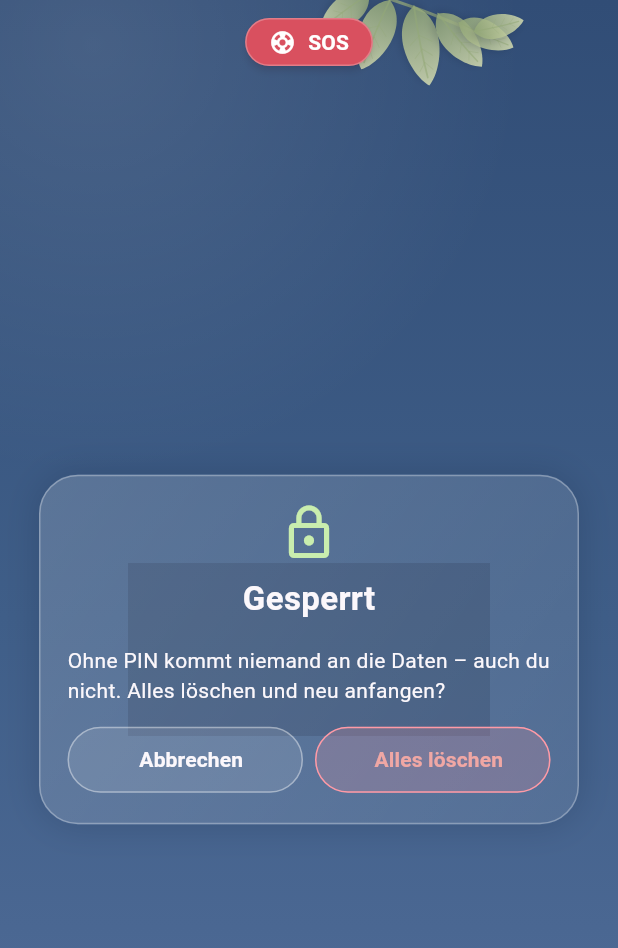
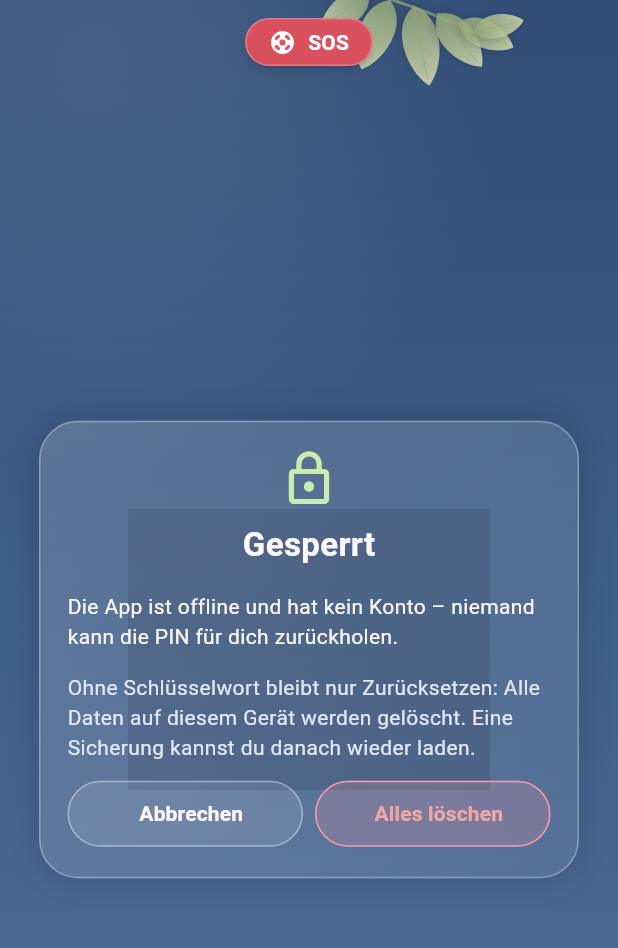
Before and after one commit to BrainLab84/BeNzoTaPer, a Flutter app: the SperrSeite screen opened directly with empty values, after a tap on "PIN vergessen?", on a phone screen of 412 x 824 dp. Shown: the top 948 px of the screen. Run offline on Flutter 3.47's test engine with Material 3 defaults, Android fonts, the phone set to English and light mode, and no system bars; our stand-ins replace file_picker, flutter_local_notifications, pdf, share_plus, timezone; missing offline and left inert: cryptography, read_pdf_text.

Commit message:
PIN zurücksetzen mit Schlüsselwort (nur als Hash gespeichert); Alles löschen im Sperrbildschirm nur mit Bestätigung

```diff
--- a/app/lib/pin.dart
+++ b/app/lib/pin.dart
@@ -1,4 +1,4 @@
-// PIN-Sperre: Sperrbildschirm, Einrichten, „PIN vergessen“.
+// PIN-Sperre: Sperrbildschirm, Einrichten (mit Schlüsselwort), „PIN vergessen“ (Schlüsselwort → neue PIN).
 // Sperrt beim Öffnen und nach der gewählten Zeit im Hintergrund (2/5/10/30 Minuten, Standard 2). Die PIN (4–8 Ziffern) liegt gehasht im Stand (`pin`).
 // nach dem ersten eigenen Plan einmal anbieten (überspringbar), sonst in „Mehr“.
 import 'i18n/txt.dart';
@@ -20,23 +20,77 @@ class SperrSeite extends StatefulWidget {
   State<SperrSeite> createState() => _SperrSeiteState();
 }
 
+enum _Sperre { pin, vergessen, wortNeu }
+
 class _SperrSeiteState extends State<SperrSeite> {
   final _pin = TextEditingController();
+  final _wort = TextEditingController();
+  final _neu1 = TextEditingController();
+  final _neu2 = TextEditingController();
+  final _w1 = TextEditingController();
+  final _w2 = TextEditingController();
   String _fehler = '';
-  bool _vergessen = false;
+  _Sperre _modus = _Sperre.pin;
+  String _richtigePin = '';
+
+  AppState get app => widget.app;
 
   @override
   void dispose() {
-    _pin.dispose();
+    for (final c in [_pin, _wort, _neu1, _neu2, _w1, _w2]) {
+      c.dispose();
+    }
     super.dispose();
   }
 
+  void _zu(_Sperre m) => setState(() {
+        _modus = m;
+        _fehler = '';
+      });
+
   void _entsperren() {
-    if (!widget.app.entsperren(_pin.text)) {
+    final p = _pin.text;
+    if (!app.taper.checkPin(p)) {
       _pin.clear();
       setState(() => _fehler = tr('Falsche PIN.', 'Wrong PIN.'));
+      return;
     }
+    // Bestehende PIN ohne Schlüsselwort: einmal nachfragen, dann entsperren.
+    if (app.wortFragen) {
+      _richtigePin = p;
+      _zu(_Sperre.wortNeu);
+      return;
     }
+    app.entsperren(p);
+  }
+
+  void _wortSpeichern() {
+    final f = app.wortSetzen(_w1.text, _w2.text);
+    if (f != null) {
+      setState(() => _fehler = f);
+      return;
+    }
+    app.entsperren(_richtigePin);
+  }
+
+  void _wortSpaeter() {
+    app.wortGefragtMerken();
+    app.entsperren(_richtigePin);
+  }
+
+  void _pinNeu() {
+    final f = app.pinMitWortNeu(_wort.text, _neu1.text, _neu2.text);
+    if (f != null) setState(() => _fehler = f);
+  }
+
+  Future<void> _allesLoeschen() async {
+    if (!await zuruecksetzenSicherFragen(context)) return;
+    app.allesLoeschen();
+  }
+
+  Widget _fehlerText() => _fehler.isEmpty
+      ? const SizedBox.shrink()
+      : Padding(padding: const EdgeInsets.only(top: 8), child: Text(_fehler, style: const TextStyle(color: F.bad)));
 
   @override
   Widget build(BuildContext context) {
@@ -46,20 +100,64 @@ class _SperrSeiteState extends State<SperrSeite> {
       Center(child: Text(tr('Gesperrt', 'Locked'), style: TextStyle(fontSize: 22, fontWeight: FontWeight.w700))),
       const SizedBox(height: 16),
     ];
-    if (_vergessen) {
+    switch (_modus) {
+      case _Sperre.vergessen:
+        k.add(Text(tr('Die App ist offline und hat kein Konto – niemand kann die PIN für dich zurückholen.',
+            'The app is offline and has no account – nobody can recover the PIN for you.')));
+        if (app.hatWort) {
           k.addAll([
-        Text(tr('Ohne PIN kommt niemand an die Daten – auch du nicht. Alles löschen und neu anfangen?', 'Without the PIN nobody can get at the data – not even you. Delete everything and start over?')),
+            Feldname(tr('Dein Schlüsselwort', 'Your keyword')),
+            TextField(key: const Key('wortEingabe'), controller: _wort, obscureText: true, autocorrect: false, enableSuggestions: false, decoration: feldStil()),
+            Feldname(tr('Neue PIN (4–8 Ziffern)', 'New PIN (4–8 digits)')),
+            TextField(key: const Key('pinNeu1'), controller: _neu1, obscureText: true, keyboardType: TextInputType.number, decoration: feldStil()),
+            Feldname(tr('Nochmal', 'Again')),
+            TextField(
+                key: const Key('pinNeu2'),
+                controller: _neu2,
+                obscureText: true,
+                keyboardType: TextInputType.number,
+                decoration: feldStil(),
+                onSubmitted: (_) => _pinNeu()),
+            _fehlerText(),
             const SizedBox(height: 12),
+            hauptKnopf(tr('Neue PIN speichern', 'Save new PIN'), _pinNeu, key: const Key('pinZuruecksetzen')),
+          ]);
+        }
+        k.addAll([
+          Sub(
+              app.hatWort
+                  ? tr('Schlüsselwort auch vergessen? Dann bleibt nur Zurücksetzen: Alle Daten auf diesem Gerät werden '
+                      'gelöscht. Eine Sicherung kannst du danach wieder laden.',
+                      'Forgot the keyword too? Then the only option is a reset: all data on this device will be deleted. '
+                          'You can load a backup afterwards.')
+                  : tr('Ohne Schlüsselwort bleibt nur Zurücksetzen: Alle Daten auf diesem Gerät werden gelöscht. Eine '
+                      'Sicherung kannst du danach wieder laden.',
+                      'Without a keyword the only option is a reset: all data on this device will be deleted. You can '
+                          'load a backup afterwards.'),
+              oben: 14),
+          const SizedBox(height: 10),
           Row(children: [
-          Expanded(child: knopf(tr('Abbrechen', 'Cancel'), () => setState(() => _vergessen = false))),
+            Expanded(child: knopf(tr('Abbrechen', 'Cancel'), () => _zu(_Sperre.pin))),
             const SizedBox(width: 8),
             Expanded(
-            child: knopf(tr('Alles löschen', 'Delete everything'), () => widget.app.allesLoeschen(),
+              child: knopf(tr('Alles löschen', 'Delete everything'), _allesLoeschen,
                   hinten: F.bads, vorne: const Color(0xFFF0A7A4), rand: F.bad, key: const Key('allesLoeschen')),
             ),
           ]),
         ]);
-    } else {
+      case _Sperre.wortNeu:
+        k.addAll([
+          Text(tr('Neu: Lege ein Schlüsselwort fest.', 'New: set a keyword.'), style: const TextStyle(fontWeight: FontWeight.w700)),
+          ...wortFelder(_w1, _w2, onSubmitted: _wortSpeichern),
+          _fehlerText(),
+          const SizedBox(height: 12),
+          Row(children: [
+            Expanded(child: knopf(tr('Später', 'Later'), _wortSpaeter, key: const Key('wortSpaeter'))),
+            const SizedBox(width: 8),
+            Expanded(child: hauptKnopf(tr('Speichern', 'Save'), _wortSpeichern, key: const Key('wortSpeichern'), blatt: false)),
+          ]),
+        ]);
+      case _Sperre.pin:
         k.addAll([
           TextField(
             key: const Key('pinEingabe'),
@@ -73,10 +171,9 @@ class _SperrSeiteState extends State<SperrSeite> {
           ),
           const SizedBox(height: 10),
           hauptKnopf(tr('Entsperren', 'Unlock'), _entsperren, key: const Key('entsperren')),
-        if (_fehler.isNotEmpty)
-          Padding(padding: const EdgeInsets.only(top: 8), child: Text(_fehler, style: const TextStyle(color: F.bad))),
+          _fehlerText(),
           const SizedBox(height: 14),
-        TextButton(onPressed: () => setState(() => _vergessen = true), child: Text(tr('PIN vergessen?', 'Forgot PIN?'))),
+          TextButton(onPressed: () => _zu(_Sperre.vergessen), child: Text(tr('PIN vergessen?', 'Forgot PIN?'))),
         ]);
     }
     return Scaffold(
@@ -113,21 +210,28 @@ class PinEinrichtenSeite extends StatefulWidget {
 class _PinEinrichtenSeiteState extends State<PinEinrichtenSeite> {
   final _a = TextEditingController();
   final _b = TextEditingController();
+  final _w1 = TextEditingController();
+  final _w2 = TextEditingController();
   String _fehler = '';
 
   @override
   void dispose() {
-    _a.dispose();
-    _b.dispose();
+    for (final c in [_a, _b, _w1, _w2]) {
+      c.dispose();
+    }
     super.dispose();
   }
 
   void _speichern() {
-    final f = widget.app.pinSetzen(_a.text, _b.text);
+    // Erst beides prüfen, dann speichern – nie eine PIN ohne Schlüsselwort.
+    final w = widget.app.wortFehler(_w1.text, _w2.text);
+    final f = widget.app.pinSetzen(_a.text, _b.text, nurPruefen: true) ?? w;
     if (f != null) {
       setState(() => _fehler = f);
       return;
     }
+    widget.app.pinSetzen(_a.text, _b.text);
+    widget.app.wortSetzen(_w1.text, _w2.text);
     Navigator.of(context).pop(true);
   }
 
@@ -158,8 +262,8 @@ class _PinEinrichtenSeiteState extends State<PinEinrichtenSeite> {
               obscureText: true,
               keyboardType: TextInputType.number,
               decoration: feldStil(),
-              onSubmitted: (_) => _speichern(),
             ),
+            ...wortFelder(_w1, _w2, onSubmitted: _speichern),
             if (_fehler.isNotEmpty)
               Padding(
                   padding: const EdgeInsets.only(top: 6), child: Text(_fehler, style: const TextStyle(color: F.bad))),
@@ -176,6 +280,30 @@ class _PinEinrichtenSeiteState extends State<PinEinrichtenSeite> {
         ]),
       );
 }
+
+/// Hinweis zum Schlüsselwort (Einrichten und einmalige Nachfrage).
+String get wortHinweis => tr(
+    'Damit kannst du die PIN zurücksetzen, falls du sie vergisst. Wähl ein Wort, das andere nicht leicht '
+        'erraten – den Namen der Mutter kennen oft andere. Groß-/Kleinschreibung ist egal.',
+    'With it you can reset the PIN if you forget it. Choose a word others cannot easily guess – '
+        "many people know your mother's name. Upper/lower case does not matter.");
+
+List<Widget> wortFelder(TextEditingController a, TextEditingController b, {VoidCallback? onSubmitted}) => [
+      Feldname(tr('Schlüsselwort', 'Keyword')),
+      Sub(wortHinweis),
+      const SizedBox(height: 6),
+      TextField(key: const Key('wortNeu1'), controller: a, obscureText: true, autocorrect: false, enableSuggestions: false, decoration: feldStil()),
+      Feldname(tr('Schlüsselwort nochmal', 'Keyword again')),
+      TextField(
+        key: const Key('wortNeu2'),
+        controller: b,
+        obscureText: true,
+        autocorrect: false,
+        enableSuggestions: false,
+        decoration: feldStil(),
+        onSubmitted: onSubmitted == null ? null : (_) => onSubmitted(),
+      ),
+    ];
 
 /// Abschnitt „PIN-Sperre“ in „Mehr“.
 class PinAbschnitt extends StatelessWidget {
```
Also changed, not shown: app/lib/app_state.dart (+63 -1 lines), 3 other files. Lines whose indentation alone changed are shown as unchanged.
